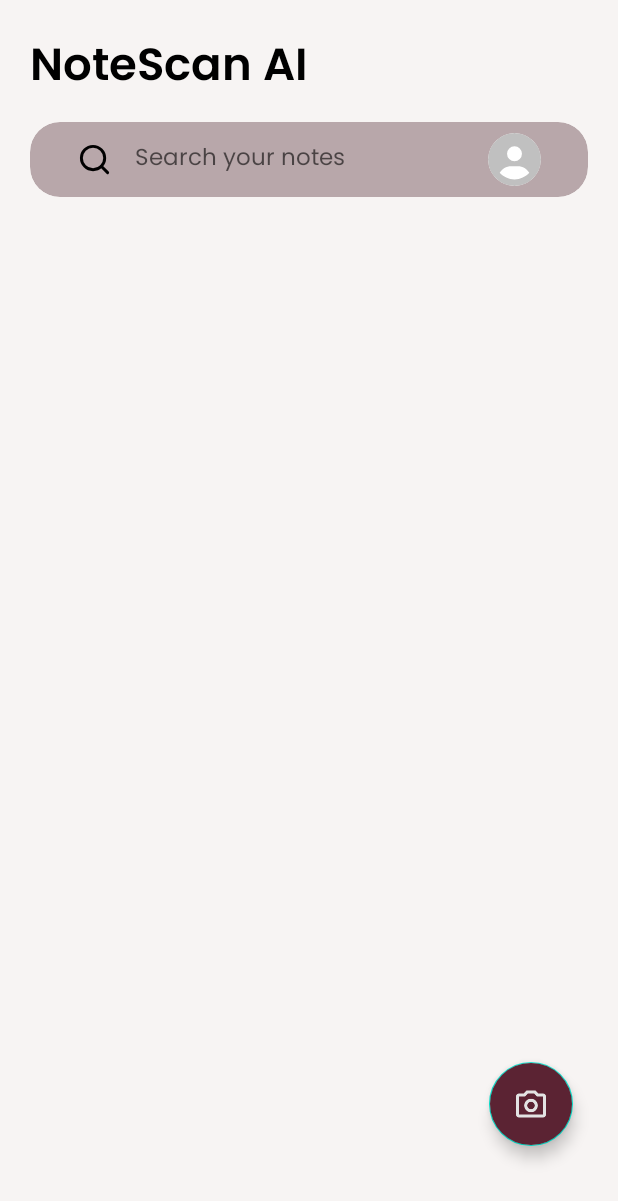
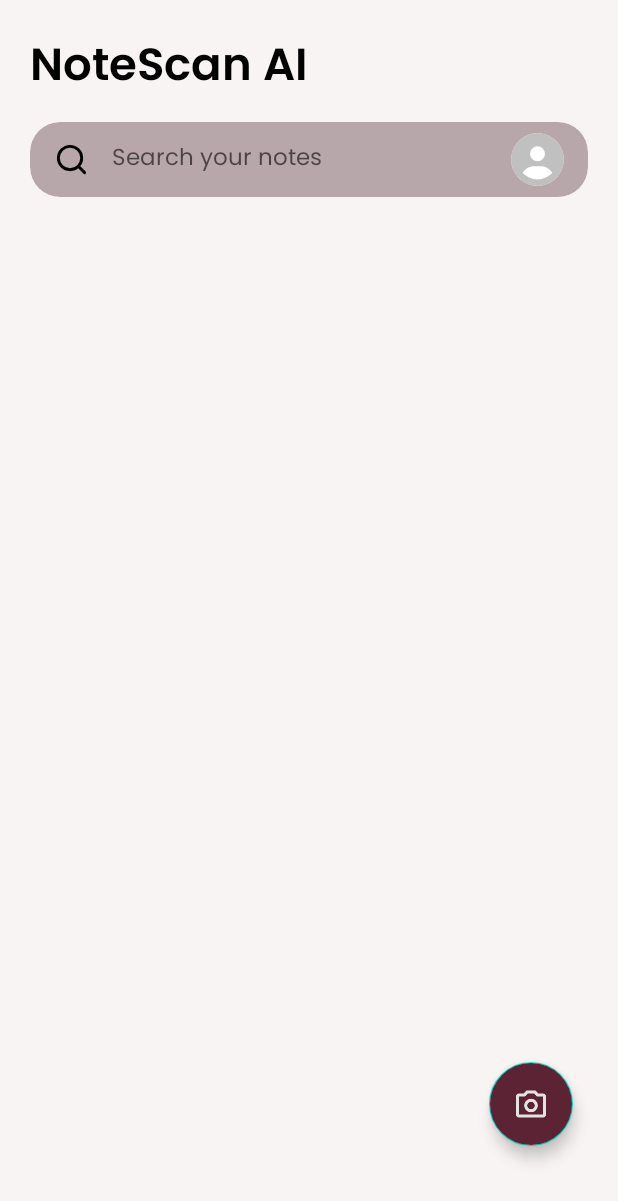
Before and after one commit to dhosptn/notescan-ai-app, an Android app: the screen it shows after launch (HomeActivity), on a phone screen of 412 x 824 dp. Shown: the top 1201 px of the screen. Run offline under Robolectric (Android 15) with nearby library versions, the phone set to English and light mode, and no system bars; our stand-ins replace Firebase (no records; nobody signed in at launch, a user with empty details on screens opened directly); libraries missing offline, so code that uses them is left out: com.google.mlkit.vision; 1 statement that could not run was skipped.

Commit message:
Update Layout

```diff
--- a/NoteScanAI/app/src/main/res/layout/activity_home.xml
+++ b/NoteScanAI/app/src/main/res/layout/activity_home.xml
@@ -45,7 +45,6 @@
                 <ImageView
                     android:layout_width="23dp"
                     android:layout_height="23dp"
-                    android:layout_marginLeft="15dp"
                     android:src="@drawable/search" />
 
                 <EditText
@@ -70,7 +69,6 @@
                     android:id="@+id/UserIcon"
                     android:layout_width="35dp"
                     android:layout_height="35dp"
-                    android:layout_marginRight="15dp"
                     android:scaleType="centerCrop"
                     android:background="@drawable/circular_background"
                     android:src="@drawable/circle_user_solid"
```
